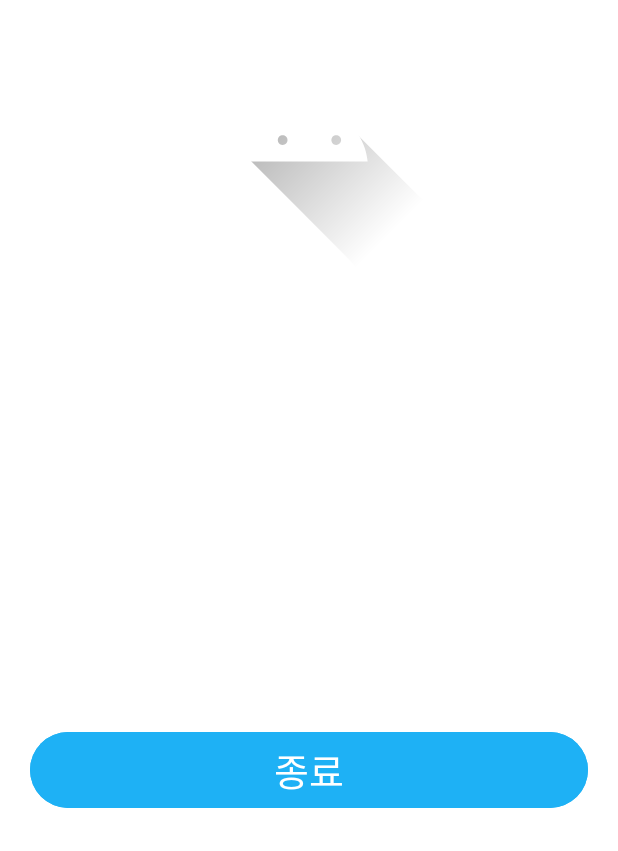
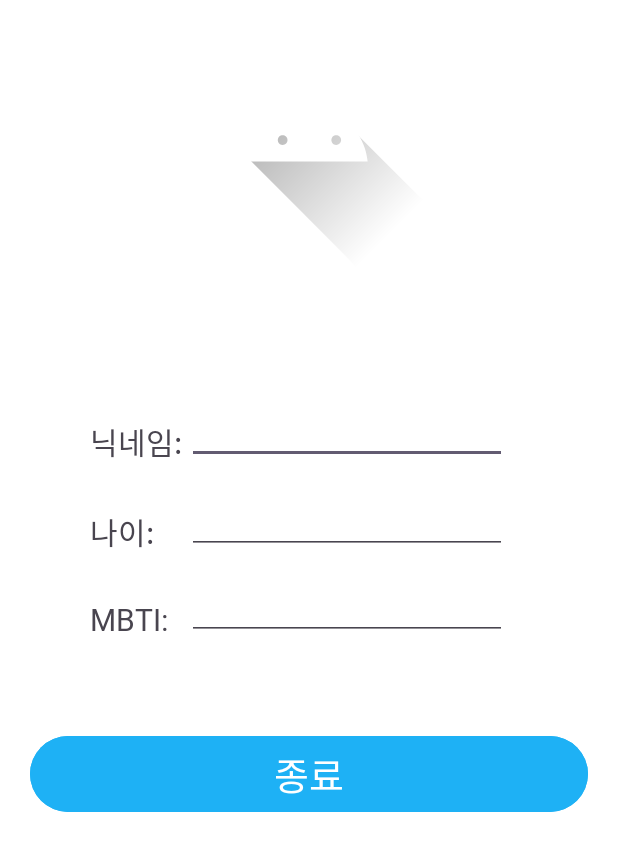
Before and after one commit to subak96/kotlin, an Android app: the layout activity_home.xml on its own in the app's theme, with its tools: preview values and no code run, on a phone screen of 412 x 824 dp. Shown: the top 851 px of the screen. Run offline under Robolectric (Android 15) with nearby library versions, the phone set to English and light mode, and no system bars.

Commit message:
과제 4단계 완성

```diff
--- a/Homework/app/src/main/java/com/example/homework/SignpActivity.kt
+++ b/Homework/app/src/main/java/com/example/homework/SignpActivity.kt
@@ -29,6 +29,11 @@ class SignpActivity : AppCompatActivity() {
                 Toast.makeText(this, "정보를 모두 입력해주세요", Toast.LENGTH_SHORT).show()
             }
             else {
+                intent.putExtra("ID",editTextID.text.toString())
+                intent.putExtra("password",editTextPassword.text.toString())
+                intent.putExtra("name",editTextID.text.toString())
+                intent.putExtra("Age",editTextAge.text.toString())
+                setResult(RESULT_OK,intent)
                 finish()
             }
         }
--- a/Homework/app/src/main/res/layout/activity_home.xml
+++ b/Homework/app/src/main/res/layout/activity_home.xml
@@ -27,7 +27,7 @@
             app:layout_constraintEnd_toEndOf="parent"
             app:layout_constraintHorizontal_bias="0.0"
             app:layout_constraintStart_toStartOf="parent"
-            app:layout_constraintTop_toBottomOf="@+id/textView_3" />
+            app:layout_constraintTop_toBottomOf="@+id/textView6" />
 
         <ImageView
         android:id="@+id/imageView"
@@ -46,7 +46,6 @@
             android:layout_height="wrap_content"
             android:layout_marginStart="60dp"
             android:layout_marginTop="40dp"
-
             android:fontFamily="@font/in"
             android:textSize="20dp"
             app:layout_constraintStart_toStartOf="parent"
@@ -57,9 +56,9 @@
             android:layout_width="wrap_content"
             android:layout_height="wrap_content"
             android:layout_marginStart="60dp"
-            android:layout_marginTop="60dp"
-
+            android:layout_marginTop="30dp"
             android:fontFamily="@font/in"
+            android:text="닉네임:"
             android:textSize="20dp"
             app:layout_constraintStart_toStartOf="parent"
             app:layout_constraintTop_toBottomOf="@+id/textView_1" />
@@ -69,11 +68,58 @@
             android:layout_width="wrap_content"
             android:layout_height="wrap_content"
             android:layout_marginStart="60dp"
-            android:layout_marginTop="60dp"
+            android:layout_marginTop="30dp"
+            android:fontFamily="@font/in"
+            android:text="나이:"
+            android:textSize="20dp"
+            app:layout_constraintStart_toStartOf="parent"
+            app:layout_constraintTop_toBottomOf="@+id/textView_2" />
 
+        <TextView
+            android:id="@+id/textView6"
+            android:layout_width="wrap_content"
+            android:layout_height="wrap_content"
+            android:layout_marginStart="60dp"
+            android:layout_marginTop="30dp"
+            android:text="MBTI:"
             android:fontFamily="@font/in"
             android:textSize="20dp"
             app:layout_constraintStart_toStartOf="parent"
-            app:layout_constraintTop_toBottomOf="@+id/textView_2" />
+            app:layout_constraintTop_toBottomOf="@+id/textView_3" />
+
+        <EditText
+            android:id="@+id/editTextTextPassword"
+            android:layout_width="wrap_content"
+            android:layout_height="wrap_content"
+            android:layout_marginStart="50dp"
+            android:ems="10"
+            android:inputType="number"
+            android:fontFamily="@font/in"
+            app:layout_constraintBottom_toBottomOf="@+id/textView_3"
+            app:layout_constraintEnd_toEndOf="parent"
+            app:layout_constraintStart_toStartOf="parent" />
+
+        <EditText
+            android:id="@+id/editTextTextPassword2"
+            android:layout_width="wrap_content"
+            android:layout_height="wrap_content"
+            android:layout_marginStart="50dp"
+            android:ems="10"
+            android:fontFamily="@font/in"
+            app:layout_constraintBottom_toBottomOf="@+id/textView_2"
+            app:layout_constraintEnd_toEndOf="parent"
+            app:layout_constraintStart_toStartOf="parent" />
+
+        <EditText
+            android:id="@+id/editTextTextPassword3"
+            android:layout_width="wrap_content"
+            android:layout_height="wrap_content"
+            android:layout_marginStart="50dp"
+            android:ems="10"
+            android:fontFamily="@font/in"
+            app:layout_constraintBottom_toBottomOf="@+id/textView6"
+            app:layout_constraintEnd_toEndOf="parent"
+            app:layout_constraintHorizontal_bias="0.502"
+            app:layout_constraintStart_toStartOf="parent" />
     </androidx.constraintlayout.widget.ConstraintLayout>
 </ScrollView>
```
Also changed, not shown: Homework/app/src/main/java/com/example/homework/HomeActivity.kt (+8 -6 lines), Homework/app/src/main/java/com/example/homework/SingInActivity.kt (+41 -6 lines), Homework/app/src/main/res/layout/activity_signp.xml (+0 -29 lines).
